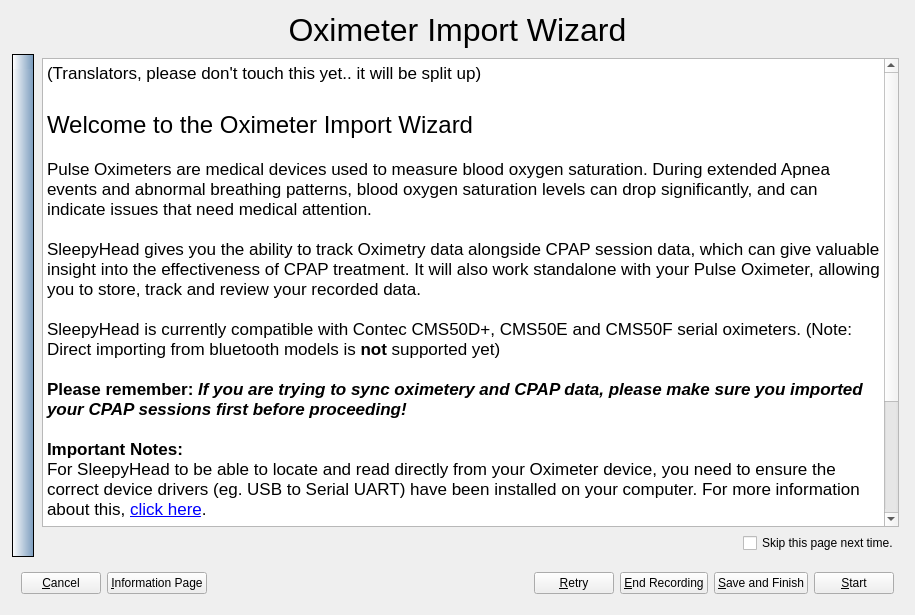
Qt form sleepyhead/oximeterimport.ui (sbonaime/sleepyhead-code.) before a commit.
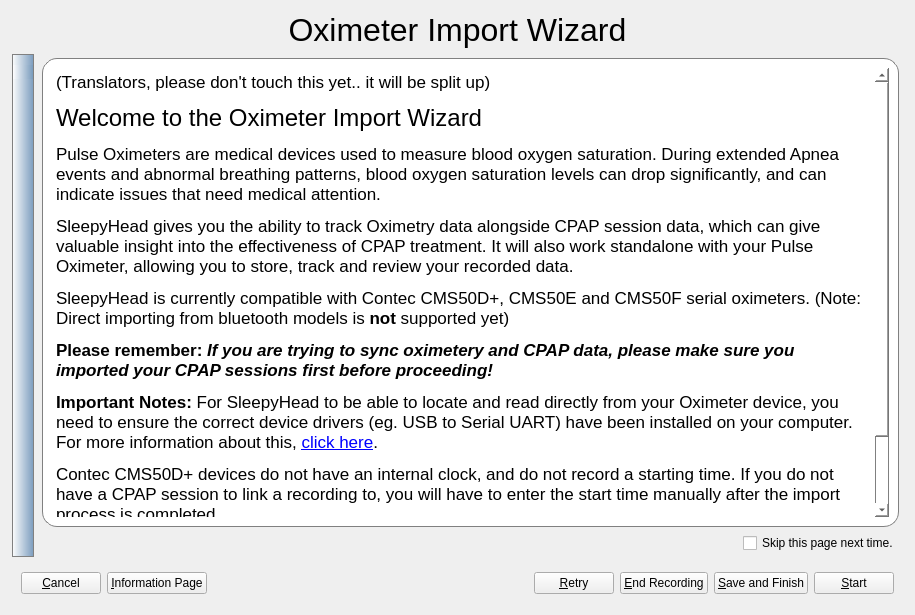
The same form after that commit. The open tabs and pages were chosen to show the change. Icons and pictures are not drawn.

Commit message: Profile selection screen tweaks and stylesheets

What changed in the file:
```diff
--- a/sleepyhead/oximeterimport.ui
+++ b/sleepyhead/oximeterimport.ui
@@ -567,7 +567,11 @@
         </palette>
        </property>
        <property name="styleSheet">
-        <string notr="true">background: qlineargradient( x1:0 y1:0, x2:1 y2:0, stop:0 white, stop:1 #789abc);</string>
+        <string notr="true">QFrame {
+background: qlineargradient( x1:0 y1:0, x2:1 y2:0, stop:0 white, stop:1 #789abc);
+border: 1px solid gray;
+border-radius: 15px;
+}</string>
        </property>
        <property name="frameShape">
         <enum>QFrame::StyledPanel</enum>
@@ -588,8 +592,28 @@
         <property name="bottomMargin">
          <number>0</number>
         </property>
+        <item>
+         <spacer name="verticalSpacer_7">
+          <property name="orientation">
+           <enum>Qt::Vertical</enum>
+          </property>
+          <property name="sizeType">
+           <enum>QSizePolicy::Preferred</enum>
+          </property>
+          <property name="sizeHint" stdset="0">
+           <size>
+            <width>20</width>
+            <height>10</height>
+           </size>
+          </property>
+         </spacer>
+        </item>
         <item>
          <widget class="QLabel" name="label_5">
+          <property name="styleSheet">
+           <string notr="true">border: 0px solid gray;
+border-radius: 0px;</string>
+          </property>
           <property name="text">
            <string/>
           </property>
@@ -637,35 +661,57 @@
           <number>4</number>
          </property>
          <item>
-          <layout class="QVBoxLayout" name="verticalLayout_3">
+          <widget class="QFrame" name="frame_4">
+           <property name="styleSheet">
+            <string notr="true">background: white;
+border: 1px solid gray;
+border-radius: 15px;</string>
+           </property>
+           <property name="frameShape">
+            <enum>QFrame::StyledPanel</enum>
+           </property>
+           <property name="frameShadow">
+            <enum>QFrame::Raised</enum>
+           </property>
+           <layout class="QVBoxLayout" name="verticalLayout_15">
            <item>
             <widget class="QTextBrowser" name="textBrowser">
+              <property name="styleSheet">
+               <string notr="true">border: 0px;
+border-radius: 0px;</string>
+              </property>
+              <property name="frameShape">
+               <enum>QFrame::NoFrame</enum>
+              </property>
+              <property name="lineWidth">
+               <number>0</number>
+              </property>
              <property name="verticalScrollBarPolicy">
               <enum>Qt::ScrollBarAlwaysOn</enum>
              </property>
+              <property name="sizeAdjustPolicy">
+               <enum>QAbstractScrollArea::AdjustToContents</enum>
+              </property>
+              <property name="lineWrapMode">
+               <enum>QTextEdit::WidgetWidth</enum>
+              </property>
+              <property name="lineWrapColumnOrWidth">
+               <number>1</number>
+              </property>
              <property name="html">
               <string>&lt;!DOCTYPE HTML PUBLIC &quot;-//W3C//DTD HTML 4.0//EN&quot; &quot;http://www.w3.org/TR/REC-html40/strict.dtd&quot;&gt;
 &lt;html&gt;&lt;head&gt;&lt;meta name=&quot;qrichtext&quot; content=&quot;1&quot; /&gt;&lt;style type=&quot;text/css&quot;&gt;
 p, li { white-space: pre-wrap; }
 &lt;/style&gt;&lt;/head&gt;&lt;body style=&quot; font-family:'.Lucida Grande UI'; font-size:13pt; font-weight:400; font-style:normal;&quot;&gt;
-&lt;p style=&quot; margin-top:0px; margin-bottom:0px; margin-left:0px; margin-right:0px; -qt-block-indent:0; text-indent:0px;&quot;&gt;(Translators, please don't touch this yet.. it will be split up)&lt;/p&gt;
-&lt;p style=&quot;-qt-paragraph-type:empty; margin-top:0px; margin-bottom:0px; margin-left:0px; margin-right:0px; -qt-block-indent:0; text-indent:0px; font-size:18pt;&quot;&gt;&lt;br /&gt;&lt;/p&gt;
-&lt;p style=&quot; margin-top:0px; margin-bottom:0px; margin-left:0px; margin-right:0px; -qt-block-indent:0; text-indent:0px;&quot;&gt;&lt;span style=&quot; font-size:18pt;&quot;&gt;Welcome to the Oximeter Import Wizard&lt;/span&gt;&lt;/p&gt;
-&lt;p style=&quot;-qt-paragraph-type:empty; margin-top:0px; margin-bottom:0px; margin-left:0px; margin-right:0px; -qt-block-indent:0; text-indent:0px;&quot;&gt;&lt;br /&gt;&lt;/p&gt;
-&lt;p style=&quot; margin-top:0px; margin-bottom:0px; margin-left:0px; margin-right:0px; -qt-block-indent:0; text-indent:0px;&quot;&gt;Pulse Oximeters are medical devices used to measure blood oxygen saturation. During extended Apnea events and abnormal breathing patterns, blood oxygen saturation levels can drop significantly, and can indicate issues that need medical attention.&lt;/p&gt;
-&lt;p style=&quot;-qt-paragraph-type:empty; margin-top:0px; margin-bottom:0px; margin-left:0px; margin-right:0px; -qt-block-indent:0; text-indent:0px;&quot;&gt;&lt;br /&gt;&lt;/p&gt;
-&lt;p style=&quot; margin-top:0px; margin-bottom:0px; margin-left:0px; margin-right:0px; -qt-block-indent:0; text-indent:0px;&quot;&gt;SleepyHead gives you the ability to track Oximetry data alongside CPAP session data, which can give valuable insight into the effectiveness of CPAP treatment. It will also work standalone with your Pulse Oximeter, allowing you to store, track and review your recorded data.&lt;/p&gt;
-&lt;p style=&quot;-qt-paragraph-type:empty; margin-top:0px; margin-bottom:0px; margin-left:0px; margin-right:0px; -qt-block-indent:0; text-indent:0px;&quot;&gt;&lt;br /&gt;&lt;/p&gt;
-&lt;p style=&quot; margin-top:0px; margin-bottom:0px; margin-left:0px; margin-right:0px; -qt-block-indent:0; text-indent:0px;&quot;&gt;SleepyHead is currently compatible with Contec CMS50D+, CMS50E and CMS50F serial oximeters. (Note: Direct importing from bluetooth models is &lt;span style=&quot; font-weight:600;&quot;&gt;not&lt;/span&gt; supported yet)&lt;/p&gt;
-&lt;p style=&quot;-qt-paragraph-type:empty; margin-top:0px; margin-bottom:0px; margin-left:0px; margin-right:0px; -qt-block-indent:0; text-indent:0px;&quot;&gt;&lt;br /&gt;&lt;/p&gt;
-&lt;p style=&quot; margin-top:0px; margin-bottom:0px; margin-left:0px; margin-right:0px; -qt-block-indent:0; text-indent:0px;&quot;&gt;&lt;span style=&quot; font-weight:600;&quot;&gt;Please remember: &lt;/span&gt;&lt;span style=&quot; font-weight:600; font-style:italic;&quot;&gt;If you are trying to sync oximetery and CPAP data, please make sure you imported your CPAP sessions first before proceeding!&lt;/span&gt;&lt;/p&gt;
-&lt;p style=&quot;-qt-paragraph-type:empty; margin-top:0px; margin-bottom:0px; margin-left:0px; margin-right:0px; -qt-block-indent:0; text-indent:0px; font-weight:600; font-style:italic;&quot;&gt;&lt;br /&gt;&lt;/p&gt;
-&lt;p style=&quot; margin-top:0px; margin-bottom:0px; margin-left:0px; margin-right:0px; -qt-block-indent:0; text-indent:0px;&quot;&gt;&lt;span style=&quot; font-weight:600;&quot;&gt;Important Notes:&lt;/span&gt;&lt;/p&gt;
-&lt;p style=&quot; margin-top:0px; margin-bottom:0px; margin-left:0px; margin-right:0px; -qt-block-indent:0; text-indent:0px;&quot;&gt;For SleepyHead to be able to locate and read directly from your Oximeter device, you need to ensure the correct device drivers (eg. USB to Serial UART) have been installed on your computer. For more information about this, &lt;a href=&quot;http://sleepyhead.sf.net/&quot;&gt;&lt;span style=&quot; text-decoration: underline; color:#0000ff;&quot;&gt;click here&lt;/span&gt;&lt;/a&gt;.&lt;/p&gt;
-&lt;p style=&quot;-qt-paragraph-type:empty; margin-top:0px; margin-bottom:0px; margin-left:0px; margin-right:0px; -qt-block-indent:0; text-indent:0px;&quot;&gt;&lt;br /&gt;&lt;/p&gt;
-&lt;p style=&quot; margin-top:0px; margin-bottom:0px; margin-left:0px; margin-right:0px; -qt-block-indent:0; text-indent:0px;&quot;&gt;Contec CMS50D+ devices do not have an internal clock, and do not record a starting time. If you do not have a CPAP session to link a recording to, you will have to enter the start time manually after the import process is completed.&lt;/p&gt;
-&lt;p style=&quot;-qt-paragraph-type:empty; margin-top:0px; margin-bottom:0px; margin-left:0px; margin-right:0px; -qt-block-indent:0; text-indent:0px;&quot;&gt;&lt;br /&gt;&lt;/p&gt;
-&lt;p style=&quot; margin-top:0px; margin-bottom:0px; margin-left:0px; margin-right:0px; -qt-block-indent:0; text-indent:0px;&quot;&gt;Even for devices with an internal clock, it is still recommended to get into the habit of starting oximeter records at the same time as CPAP sessions, because CPAP internal clocks tend to drift over time, and not all can be reset easily.&lt;/p&gt;&lt;/body&gt;&lt;/html&gt;</string>
+&lt;p style=&quot; margin-top:12px; margin-bottom:12px; margin-left:0px; margin-right:0px; -qt-block-indent:0; text-indent:0px;&quot;&gt;(Translators, please don't touch this yet.. it will be split up)&lt;/p&gt;
+&lt;p style=&quot; margin-top:12px; margin-bottom:12px; margin-left:0px; margin-right:0px; -qt-block-indent:0; text-indent:0px;&quot;&gt;&lt;span style=&quot; font-size:18pt;&quot;&gt;Welcome to the Oximeter Import Wizard&lt;/span&gt;&lt;/p&gt;
+&lt;p style=&quot; margin-top:12px; margin-bottom:12px; margin-left:0px; margin-right:0px; -qt-block-indent:0; text-indent:0px;&quot;&gt;Pulse Oximeters are medical devices used to measure blood oxygen saturation. During extended Apnea events and abnormal breathing patterns, blood oxygen saturation levels can drop significantly, and can indicate issues that need medical attention.&lt;/p&gt;
+&lt;p style=&quot; margin-top:12px; margin-bottom:12px; margin-left:0px; margin-right:0px; -qt-block-indent:0; text-indent:0px;&quot;&gt;SleepyHead gives you the ability to track Oximetry data alongside CPAP session data, which can give valuable insight into the effectiveness of CPAP treatment. It will also work standalone with your Pulse Oximeter, allowing you to store, track and review your recorded data.&lt;/p&gt;
+&lt;p style=&quot; margin-top:12px; margin-bottom:12px; margin-left:0px; margin-right:0px; -qt-block-indent:0; text-indent:0px;&quot;&gt;SleepyHead is currently compatible with Contec CMS50D+, CMS50E and CMS50F serial oximeters. (Note: Direct importing from bluetooth models is &lt;span style=&quot; font-weight:600;&quot;&gt;not&lt;/span&gt; supported yet)&lt;/p&gt;
+&lt;p style=&quot; margin-top:12px; margin-bottom:12px; margin-left:0px; margin-right:0px; -qt-block-indent:0; text-indent:0px;&quot;&gt;&lt;span style=&quot; font-weight:600;&quot;&gt;Please remember: &lt;/span&gt;&lt;span style=&quot; font-weight:600; font-style:italic;&quot;&gt;If you are trying to sync oximetery and CPAP data, please make sure you imported your CPAP sessions first before proceeding!&lt;/span&gt;&lt;/p&gt;
+&lt;p style=&quot; margin-top:12px; margin-bottom:12px; margin-left:0px; margin-right:0px; -qt-block-indent:0; text-indent:0px;&quot;&gt;&lt;span style=&quot; font-weight:600;&quot;&gt;Important Notes: &lt;/span&gt;For SleepyHead to be able to locate and read directly from your Oximeter device, you need to ensure the correct device drivers (eg. USB to Serial UART) have been installed on your computer. For more information about this, &lt;a href=&quot;http://sleepyhead.sf.net/&quot;&gt;&lt;span style=&quot; text-decoration: underline; color:#0000ff;&quot;&gt;click here&lt;/span&gt;&lt;/a&gt;.&lt;/p&gt;
+&lt;p style=&quot; margin-top:12px; margin-bottom:12px; margin-left:0px; margin-right:0px; -qt-block-indent:0; text-indent:0px;&quot;&gt;Contec CMS50D+ devices do not have an internal clock, and do not record a starting time. If you do not have a CPAP session to link a recording to, you will have to enter the start time manually after the import process is completed.&lt;/p&gt;
+&lt;p style=&quot; margin-top:12px; margin-bottom:12px; margin-left:0px; margin-right:0px; -qt-block-indent:0; text-indent:0px;&quot;&gt;Even for devices with an internal clock, it is still recommended to get into the habit of starting oximeter records at the same time as CPAP sessions, because CPAP internal clocks tend to drift over time, and not all can be reset easily.&lt;/p&gt;&lt;/body&gt;&lt;/html&gt;</string>
              </property>
              <property name="openExternalLinks">
               <bool>false</bool>
@@ -675,6 +721,9 @@
              </property>
             </widget>
            </item>
+           </layout>
+          </widget>
+         </item>
            <item>
             <layout class="QHBoxLayout" name="horizontalLayout_2">
              <item>
@@ -700,10 +749,24 @@
             </layout>
            </item>
           </layout>
-         </item>
-        </layout>
        </widget>
        <widget class="QWidget" name="importSelectionPage">
+        <property name="styleSheet">
+         <string notr="true">QPushButton {
+background: qlineargradient( x1:0 y1:0, x2:1 y2:0, stop:0 white, stop:1 #eeeeee);
+border: 1px solid gray; border-radius: 10px;
+}
+
+QPushButton:hover {
+border: 2px solid #56789a; border-radius: 10px;
+background: white;
+}
+
+QPushButton:pressed {
+border: 2px solid #56789a; border-radius: 10px;
+background: qlineargradient( x1:0 y1:0, x2:1 y2:0, stop:0 white, stop:1 #cccccc);
+}</string>
+        </property>
         <layout class="QVBoxLayout" name="verticalLayout_6">
          <item>
           <spacer name="verticalSpacer_5">
@@ -778,6 +841,9 @@
            <property name="toolTip">
             <string>&lt;html&gt;&lt;head/&gt;&lt;body&gt;&lt;p&gt;This option allows you to import (via cable) from your oximeters internal recordings.&lt;/p&gt;&lt;p&gt;After selecting on this option, some oximeters will require you to do something in the devices menu to initiate the upload.&lt;/p&gt;&lt;/body&gt;&lt;/html&gt;</string>
            </property>
+           <property name="styleSheet">
+            <string notr="true"/>
+           </property>
            <property name="text">
             <string>Directly from a recording on a device</string>
            </property>
@@ -801,6 +867,9 @@
            <property name="toolTip">
             <string>&lt;html&gt;&lt;head/&gt;&lt;body&gt;&lt;p&gt;If you don't mind a being attached to a running computer overnight, this option provide a useful plethysomogram graph, which gives an indication of heart rhythm, on top of the normal oximetry readings.&lt;/p&gt;&lt;/body&gt;&lt;/html&gt;</string>
            </property>
+           <property name="styleSheet">
+            <string notr="true"/>
+           </property>
            <property name="text">
             <string>Record attached to computer overnight (provides plethysomogram)</string>
            </property>
@@ -821,6 +890,9 @@
            <property name="toolTip">
             <string>&lt;html&gt;&lt;head/&gt;&lt;body&gt;&lt;p&gt;This option allows you to import from data files created by software that came with your Pulse Oximeter, such as SpO2Review.&lt;/p&gt;&lt;/body&gt;&lt;/html&gt;</string>
            </property>
+           <property name="styleSheet">
+            <string notr="true"/>
+           </property>
            <property name="text">
             <string>Import from other softwares datafile</string>
            </property>
```
Lines whose indentation alone changed are shown as unchanged. The commit also changes 3 other files.
